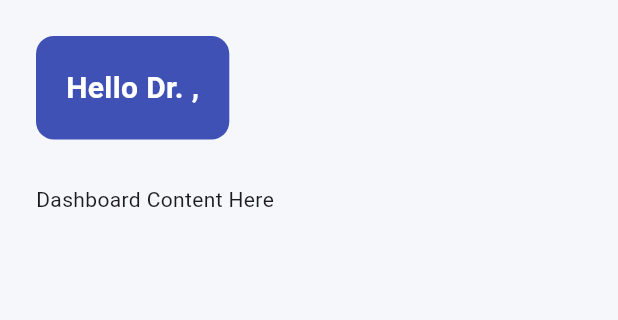
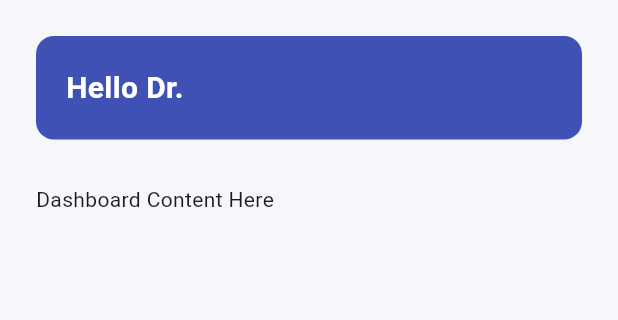
Before and after one commit to Rachit2030/ehosptal_flutter_revamp, a Flutter app: the DoctorDashboardScreen screen opened directly with empty values, on a phone screen of 412 x 824 dp, the part 84-404 px from its top. Run offline on Flutter 3.47's test engine with Material 3 defaults, Android fonts, the phone set to English and light mode, and no system bars; our stand-ins replace flutter_svg; project files that could hold a hidden picture were left out.

Commit message:
UI Fixes

```diff
--- a/lib/View/Screens/Doctor_Dashboard_Screen.dart
+++ b/lib/View/Screens/Doctor_Dashboard_Screen.dart
@@ -77,16 +77,18 @@ class _DoctorDashboardScreenState extends State<DoctorDashboardScreen> {
 
   Widget _dashboardContent() {
     return Column(
+      mainAxisSize: MainAxisSize.max,
       crossAxisAlignment: CrossAxisAlignment.start,
       children: [
         Container(
+          width: MediaQuery.of(context).size.width,
           padding: const EdgeInsets.all(20),
           decoration: BoxDecoration(
             color: const Color(0xFF3F51B5),
             borderRadius: BorderRadius.circular(12),
           ),
           child: Text(
-            "Hello Dr. ${widget.doctor["Fname"]},",
+            "Hello Dr. ${widget.doctor["Fname"]}",
             style: const TextStyle(
                 color: Colors.white,
                 fontSize: 20,
@@ -103,15 +105,15 @@ class _DoctorDashboardScreenState extends State<DoctorDashboardScreen> {
   Widget _buildSidebar(Color primary, {required bool isDrawer}) {
     return Container(
       color: Colors.white,
-      padding: const EdgeInsets.symmetric(vertical: 20),
+      padding: const EdgeInsets.symmetric(vertical: 16),
       child: Column(
         children: [
           const SizedBox(height: 20),
            Center(
   child: SvgPicture.asset(
     "assets/ehospital_logo.svg",
-    height: 34,
-    fit: BoxFit.contain,
+    height: 54,
+    fit: BoxFit.fill,
   ),
 ),
           const SizedBox(height: 30),
```
